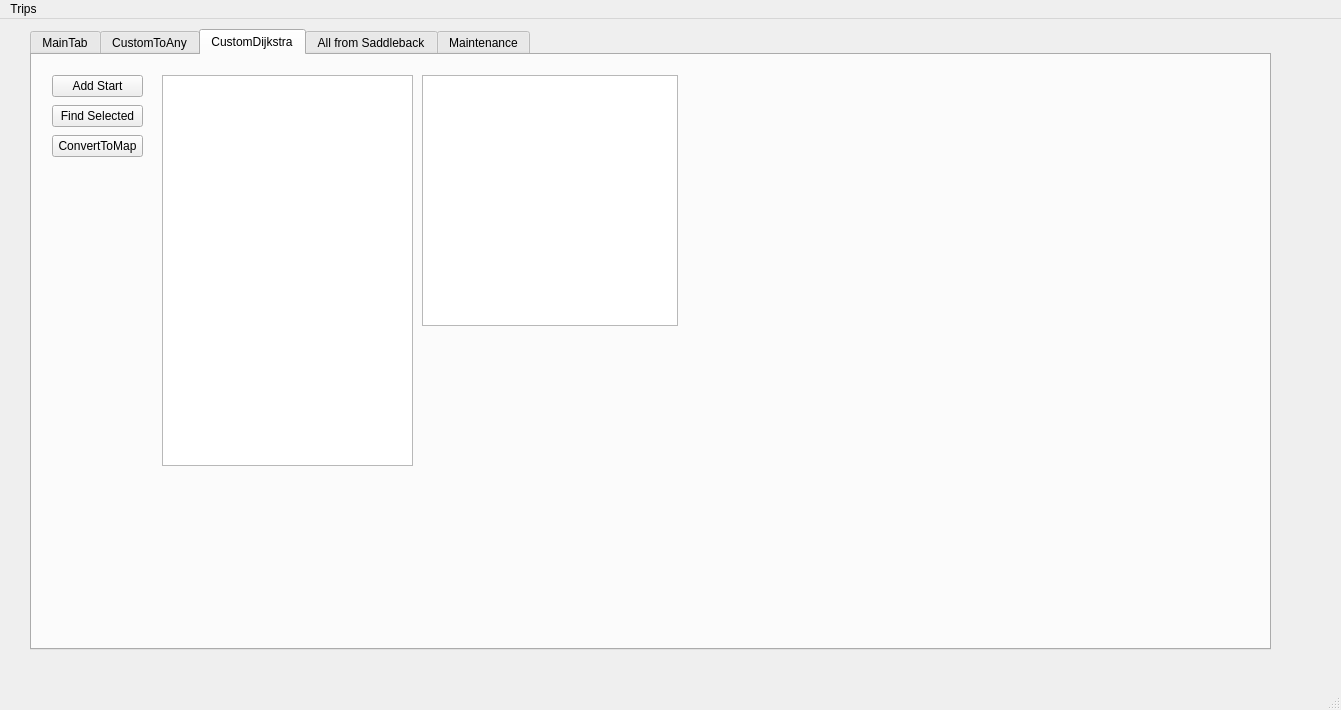
This is CS1D-Group-Project-2-main/CollegeTouring/mainwindow.ui in Savant-sys/College-Touring as Qt 5 draws it before an edit. The edited form follows.
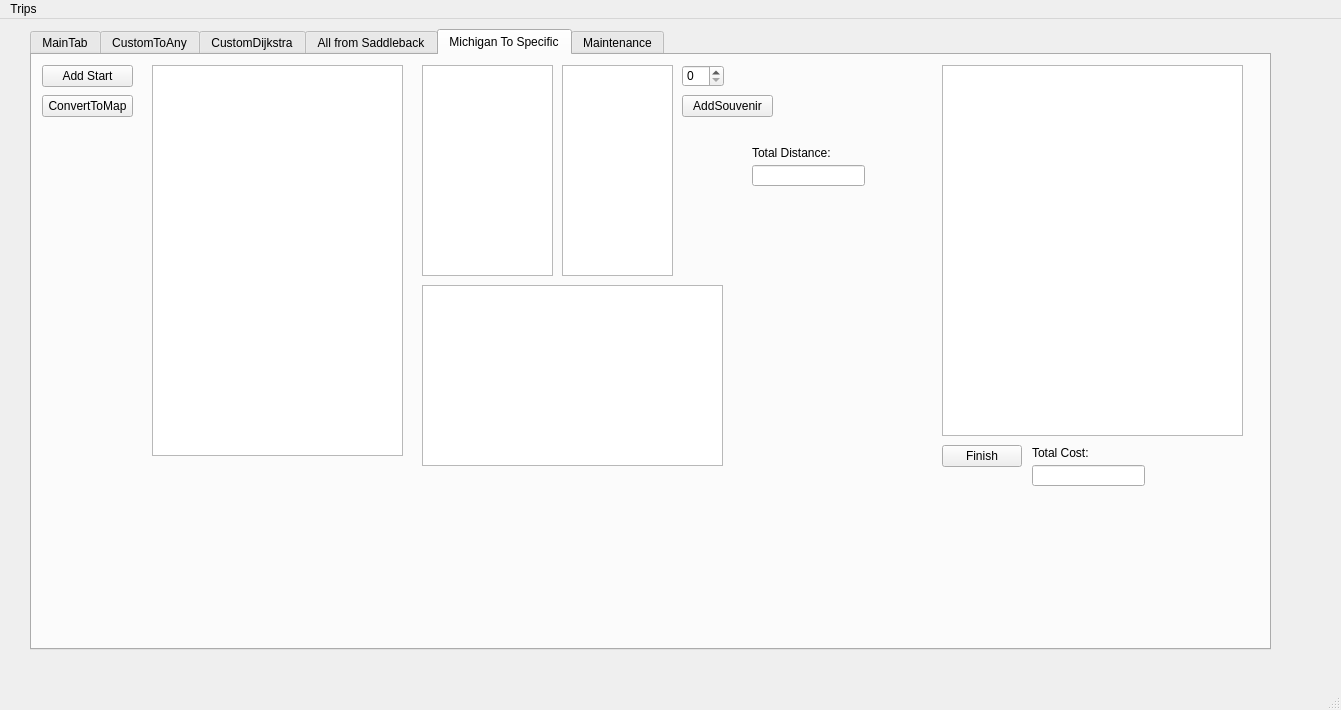
This is the edited form. The open tabs and pages were chosen to show the change.

Diff of the .ui file:
```diff
--- a/CS1D-Group-Project-2-main/CollegeTouring/mainwindow.ui
+++ b/CS1D-Group-Project-2-main/CollegeTouring/mainwindow.ui
@@ -575,6 +575,172 @@
         </property>
        </widget>
       </widget>
+      <widget class="QWidget" name="tab_6">
+       <attribute name="title">
+        <string>Michigan To Specific</string>
+       </attribute>
+       <widget class="QSpinBox" name="spinBoxM">
+        <property name="geometry">
+         <rect>
+          <x>650</x>
+          <y>10</y>
+          <width>42</width>
+          <height>22</height>
+         </rect>
+        </property>
+        <property name="maximum">
+         <number>10</number>
+        </property>
+       </widget>
+       <widget class="QListWidget" name="MichSpecificList">
+        <property name="geometry">
+         <rect>
+          <x>120</x>
+          <y>10</y>
+          <width>251</width>
+          <height>391</height>
+         </rect>
+        </property>
+       </widget>
+       <widget class="QPushButton" name="AddToCartM">
+        <property name="geometry">
+         <rect>
+          <x>650</x>
+          <y>40</y>
+          <width>91</width>
+          <height>22</height>
+         </rect>
+        </property>
+        <property name="text">
+         <string>AddSouvenir</string>
+        </property>
+       </widget>
+       <widget class="QLineEdit" name="TotalDistM">
+        <property name="geometry">
+         <rect>
+          <x>720</x>
+          <y>110</y>
+          <width>113</width>
+          <height>21</height>
+         </rect>
+        </property>
+       </widget>
+       <widget class="QListWidget" name="MichTripPrices">
+        <property name="geometry">
+         <rect>
+          <x>530</x>
+          <y>10</y>
+          <width>111</width>
+          <height>211</height>
+         </rect>
+        </property>
+       </widget>
+       <widget class="QPushButton" name="StartMich">
+        <property name="geometry">
+         <rect>
+          <x>10</x>
+          <y>10</y>
+          <width>91</width>
+          <height>22</height>
+         </rect>
+        </property>
+        <property name="text">
+         <string>Add Start</string>
+        </property>
+       </widget>
+       <widget class="QListWidget" name="MichTripSouvs">
+        <property name="geometry">
+         <rect>
+          <x>390</x>
+          <y>10</y>
+          <width>131</width>
+          <height>211</height>
+         </rect>
+        </property>
+       </widget>
+       <widget class="QLabel" name="label_5">
+        <property name="geometry">
+         <rect>
+          <x>720</x>
+          <y>90</y>
+          <width>101</width>
+          <height>16</height>
+         </rect>
+        </property>
+        <property name="text">
+         <string>Total Distance:</string>
+        </property>
+       </widget>
+       <widget class="QTableWidget" name="CartMich">
+        <property name="geometry">
+         <rect>
+          <x>910</x>
+          <y>10</y>
+          <width>301</width>
+          <height>371</height>
+         </rect>
+        </property>
+       </widget>
+       <widget class="QPushButton" name="CustomConvert_4">
+        <property name="geometry">
+         <rect>
+          <x>10</x>
+          <y>40</y>
+          <width>91</width>
+          <height>22</height>
+         </rect>
+        </property>
+        <property name="text">
+         <string>ConvertToMap</string>
+        </property>
+       </widget>
+       <widget class="QLabel" name="label_6">
+        <property name="geometry">
+         <rect>
+          <x>1000</x>
+          <y>390</y>
+          <width>81</width>
+          <height>16</height>
+         </rect>
+        </property>
+        <property name="text">
+         <string>Total Cost:</string>
+        </property>
+       </widget>
+       <widget class="QPushButton" name="MichFinish">
+        <property name="geometry">
+         <rect>
+          <x>910</x>
+          <y>390</y>
+          <width>80</width>
+          <height>22</height>
+         </rect>
+        </property>
+        <property name="text">
+         <string>Finish</string>
+        </property>
+       </widget>
+       <widget class="QTableWidget" name="SelectedCollegesList_3">
+        <property name="geometry">
+         <rect>
+          <x>390</x>
+          <y>230</y>
+          <width>301</width>
+          <height>181</height>
+         </rect>
+        </property>
+       </widget>
+       <widget class="QLineEdit" name="GrandTotalM">
+        <property name="geometry">
+         <rect>
+          <x>1000</x>
+          <y>410</y>
+          <width>113</width>
+          <height>21</height>
+         </rect>
+        </property>
+       </widget>
+      </widget>
       <widget class="QWidget" name="tab_3">
        <attribute name="title">
         <string>Maintenance</string>
```
Left out of the diff: 46 changed lines with no effect on the pictures.
